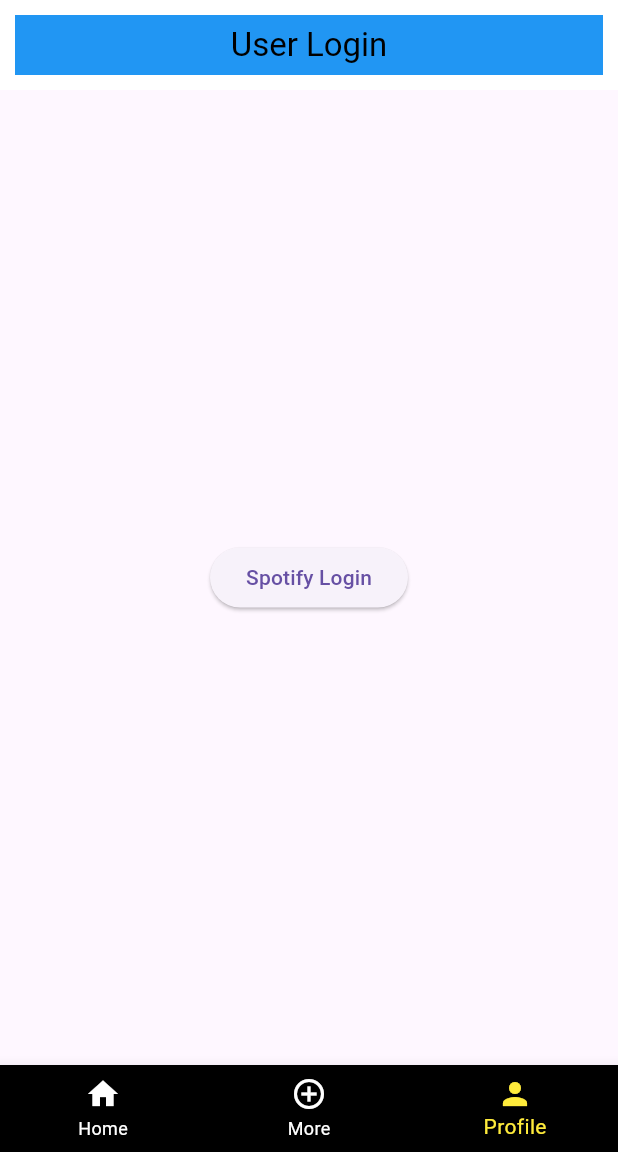
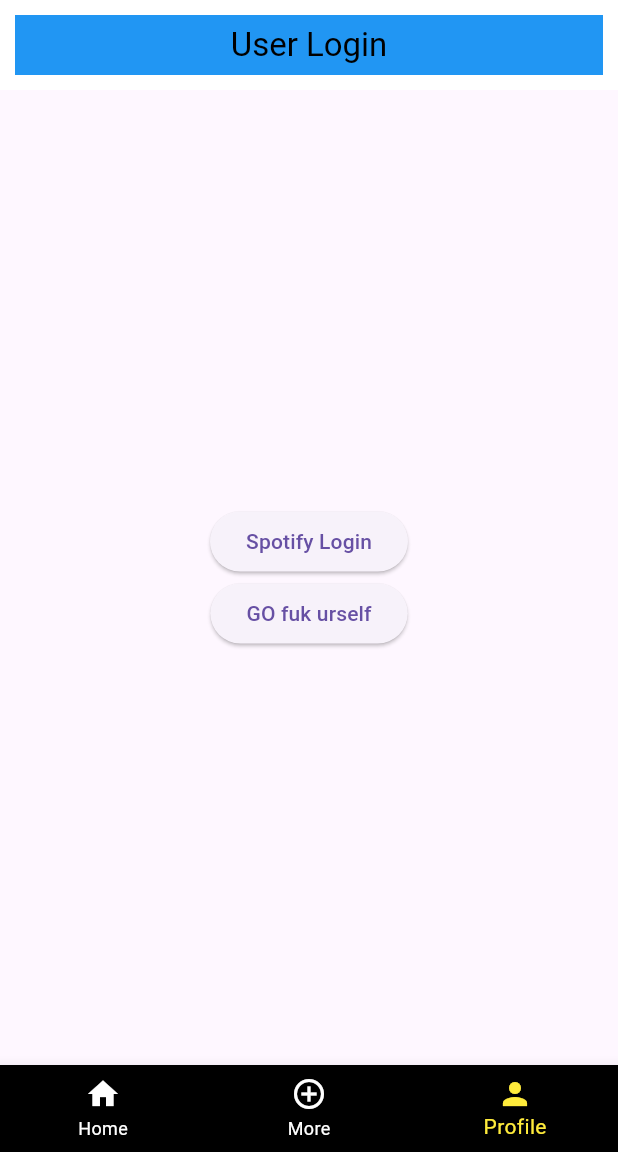
Before and after one commit to mathewsdmitri/befr, a Flutter app: the screen it shows after launch, item 3 of the bottom bar chosen, after a tap on "Spotify Login", on a phone screen of 412 x 824 dp, the part 84-1236 px from its top. Run offline on Flutter 3.47's test engine with Material 3 defaults, Android fonts, the phone set to English and light mode, and no system bars; network calls fail.

Commit message:
Button for getting the songs listed after longing into spotify implemented

```diff
--- a/myproj/lib/userPage.dart
+++ b/myproj/lib/userPage.dart
@@ -4,8 +4,11 @@ import 'package:url_launcher/url_launcher.dart';
 import 'package:flutter/material.dart';
 import 'package:uuid/uuid.dart';
 
+var uuid = Uuid();
+final uniqueID = uuid.v1();
+
 class UserPage extends StatefulWidget {
-  const UserPage({ super.key });
+  const UserPage({super.key});
 
   @override
   _UserPageState createState() => _UserPageState();
@@ -13,12 +16,9 @@ class UserPage extends StatefulWidget {
 
 class _UserPageState extends State<UserPage> {
   void launchSpotify() async {
-
-// Create uuid object
-  var uuid = Uuid();
-  final uniqueID = uuid.v1();
     print(uniqueID);
-  final response =  await http.get(Uri.parse('http://127.0.0.1:8000/login'+'?'+'uniqueID='+uniqueID));
+    final response = await http
+        .get(Uri.parse('http://127.0.0.1:8000/login?uniqueID=$uniqueID'));
     dynamic data;
     if (response.statusCode == 200) {
       data = jsonDecode(response.body);
@@ -30,22 +30,20 @@ void launchSpotify() async {
     if (!await launchUrl(data, mode: LaunchMode.externalApplication)) {
       throw Exception('COULD NOT LOAD $response');
     }
-  else{
-      final response = await http.get(Uri.parse("http://127.0.0.1:8000/getlistofsongs"));
+  }
+
+  void listSongs() async {
+    final response = await http.get(
+        Uri.parse('http://127.0.0.1:8000/getlistofsongs?uniqueID=$uniqueID'));
     dynamic data;
     if (response.statusCode == 200) {
       data = jsonDecode(response.body);
       print(data);
       //  print(data[0]['track_name']); how to access track name
-      }
-        else {
+    } else {
       throw Exception('HTTP Failed Here');
     }
   }
-
-  }
-
-
 
   @override
   Widget build(BuildContext context) {
@@ -66,9 +64,14 @@ void launchSpotify() async {
         ),
       ),
       body: Center(
-    child: ElevatedButton(
-      onPressed: launchSpotify,
-      child: const Text('Spotify Login'),
+        child: Column(
+          mainAxisAlignment: MainAxisAlignment.center,
+          children: [
+            ElevatedButton(
+                onPressed: launchSpotify, child: const Text("Spotify Login")),
+            ElevatedButton(
+                onPressed: listSongs, child: const Text("GO fuk urself"))
+          ],
         ),
       ),
     );
```
Also changed, not shown: 2 other files. Lines whose indentation alone changed are shown as unchanged.
